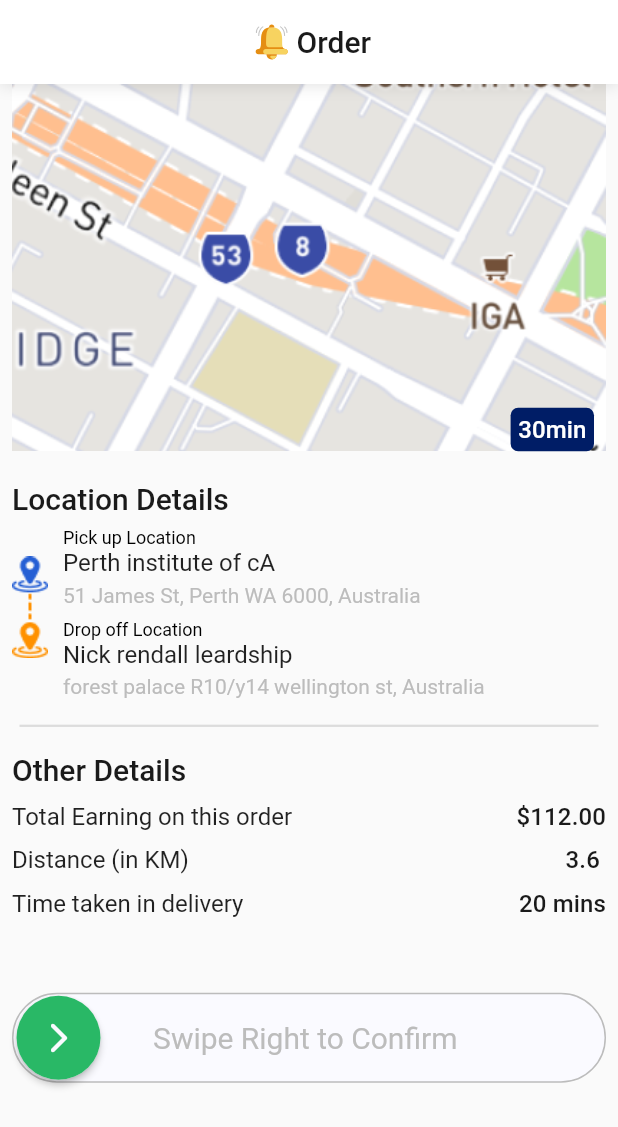
After one commit to theshushant/dropr-driver, a Flutter app: the IncomingOrder screen opened by its route, on a phone screen of 412 x 824 dp. The commit adds this screen. Shown: the top 1127 px of the screen. Run offline on Flutter 3.47's test engine with Material 2 defaults, Android fonts, the light colour scheme and no system bars; our stand-ins replace camera, dio, flutter_mobx, flutter_svg, mobx, pinput and 2 more; missing offline and left inert: camera_web, image_picker_for_web, shared_preferences_web, smart_auth; accounts and stored records are empty; generated files the repository leaves out were written again; project files that could hold a hidden picture were left out.

Commit message:
Order screen

```diff
--- /dev/null
+++ b/lib/helpers/location_item.dart
@@ -0,0 +1,76 @@
+import 'package:dropr_driver/helpers/helper_text.dart';
+import 'package:dropr_driver/helpers/medium_text.dart';
+import 'package:dropr_driver/utils/asset_image_values.dart';
+import 'package:dropr_driver/utils/globals.dart';
+import 'package:flutter/material.dart';
+
+class LocationItem extends StatelessWidget {
+  final String toAddress;
+  final String? toAddressDescription;
+  final String fromAddress;
+  final String? fromAddressDescription;
+
+  const LocationItem({
+    Key? key,
+    required this.toAddress,
+    required this.fromAddress,
+    this.fromAddressDescription,
+    this.toAddressDescription,
+  }) : super(key: key);
+
+  @override
+  Widget build(BuildContext context) {
+    return Row(
+      children: [
+        Image.asset(
+          ImageValues.locationHistory,
+        ),
+        const SizedBox(
+          width: 10,
+        ),
+        Column(
+          crossAxisAlignment: CrossAxisAlignment.start,
+          children: [
+            _titleDescription(
+                from: 'Pick up Location',
+                title: fromAddress,
+                description: fromAddressDescription,
+                context: context),
+            _titleDescription(
+                from: 'Drop off Location',
+                title: toAddress,
+                description: toAddressDescription,
+                context: context),
+          ],
+        ),
+      ],
+    );
+  }
+
+  Widget _titleDescription(
+      {required String from,
+      required String title,
+      String? description,
+      required BuildContext context}) {
+    return Container(
+      margin: EdgeInsets.only(
+        top: applyPaddingX(1),
+      ),
+      child: Column(
+        crossAxisAlignment: CrossAxisAlignment.start,
+        children: [
+          Text(from, style: Theme.of(context).textTheme.labelMedium),
+          MediumText(
+            text: title,
+          ),
+          const SizedBox(
+            height: 4,
+          ),
+          HelpText(
+            text: description ?? '',
+          ),
+        ],
+      ),
+    );
+  }
+}
--- /dev/null
+++ b/lib/helpers/medium_text.dart
@@ -0,0 +1,31 @@
+import 'package:dropr_driver/utils/globals.dart';
+import 'package:flutter/material.dart';
+
+class MediumText extends StatelessWidget {
+  final String text;
+  final Color? color;
+  final TextAlign textAlign;
+  final FontWeight? fontWeight;
+  final double size;
+  const MediumText(
+      {Key? key,
+      required this.text,
+      this.color,
+      this.textAlign = TextAlign.start,
+      this.fontWeight,
+      this.size = customTextSize})
+      : super(key: key);
+
+  @override
+  Widget build(BuildContext context) {
+    return Text(
+      text,
+      textAlign: textAlign,
+      style: TextStyle(
+        fontSize: size,
+        color: color,
+        fontWeight: fontWeight,
+      ),
+    );
+  }
+}
--- /dev/null
+++ b/lib/helpers/swipeable_button.dart
@@ -0,0 +1,261 @@
+import 'package:dropr_driver/utils/color_values.dart';
+import 'package:flutter/material.dart';
+import 'swipeable_widget.dart';
+
+class SwipeableButtonView extends StatefulWidget {
+  final VoidCallback onFinish;
+
+  /// Event waiting for the process to finish
+  final VoidCallback onWaitingProcess;
+
+  /// Animation finish control
+  final bool isFinished;
+
+  /// Button is active value default : true
+  final bool isActive;
+
+  /// Button active color value
+  final Color activeColor;
+
+  /// Button disable color value
+  final Color? disableColor;
+
+  /// Swipe button widget
+  final Widget buttonWidget;
+
+  /// Button color default : Colors.white
+  final Color? buttonColor;
+
+  /// Button center text
+  final String buttonText;
+
+  /// Button text style
+  final TextStyle? buttontextstyle;
+
+  /// Circle indicator color
+  final Animation<Color?>? indicatorColor;
+  const SwipeableButtonView(
+      {Key? key,
+      required this.onFinish,
+      required this.onWaitingProcess,
+      required this.activeColor,
+      required this.buttonWidget,
+      required this.buttonText,
+      this.isFinished = false,
+      this.isActive = true,
+      this.disableColor = Colors.grey,
+      this.buttonColor = Colors.white,
+      this.buttontextstyle =
+          const TextStyle(color: Colors.white, fontWeight: FontWeight.bold),
+      this.indicatorColor = const AlwaysStoppedAnimation<Color>(Colors.white)})
+      : super(key: key);
+
+  @override
+  _SwipeableButtonViewState createState() => _SwipeableButtonViewState();
+}
+
+class _SwipeableButtonViewState extends State<SwipeableButtonView>
+    with TickerProviderStateMixin {
+  bool isAccepted = false;
+  double opacity = 1;
+  bool isFinishValue = false;
+  bool isStartRippleEffect = false;
+  late AnimationController _controller;
+
+  bool isScaleFinished = false;
+
+  late AnimationController rippleController;
+  late AnimationController scaleController;
+
+  late Animation<double> rippleAnimation;
+  late Animation<double> scaleAnimation;
+
+  init() {
+    setState(() {
+      isAccepted = false;
+      opacity = 1;
+      isFinishValue = false;
+      isStartRippleEffect = false;
+    });
+  }
+
+  @override
+  void initState() {
+    // TODO: implement initState
+    super.initState();
+
+    setState(() {
+      isFinishValue = widget.isFinished;
+    });
+
+    rippleController =
+        AnimationController(vsync: this, duration: Duration(milliseconds: 600));
+    scaleController =
+        AnimationController(vsync: this, duration: Duration(milliseconds: 800))
+          ..addStatusListener((status) {
+            if (status == AnimationStatus.completed) {
+              setState(() {
+                isFinishValue = true;
+              });
+              widget.onFinish();
+            }
+          });
+    rippleAnimation =
+        Tween<double>(begin: 60.0, end: 90.0).animate(rippleController)
+          ..addStatusListener((status) {
+            if (status == AnimationStatus.completed) {
+              rippleController.reverse();
+            } else if (status == AnimationStatus.dismissed) {
+              rippleController.forward();
+            }
+          });
+    scaleAnimation =
+        Tween<double>(begin: 1.0, end: 30.0).animate(scaleController)
+          ..addStatusListener((status) {
+            if (status == AnimationStatus.completed) {
+              setState(() {
+                isScaleFinished = true;
+              });
+            }
+          });
+
+    //rippleController.forward();
+
+    _controller = AnimationController(
+        vsync: this, duration: const Duration(milliseconds: 600))
+      ..addListener(() {
+        setState(() {});
+      })
+      ..addStatusListener((status) {});
+  }
+
+  @override
+  void dispose() {
+    // TODO: implement dispose
+    _controller.dispose();
+    rippleController.dispose();
+    scaleController.dispose();
+    super.dispose();
+  }
+
+  @override
+  Widget build(BuildContext context) {
+    if (widget.isFinished) {
+      setState(() {
+        isStartRippleEffect = true;
+        isFinishValue = true;
+      });
+      scaleController.forward();
+    } else {
+      if (isFinishValue) {
+        scaleController.reverse().then((value) {
+          init();
+        });
+      }
+    }
+    return Container(
+      width: isAccepted
+          ? (MediaQuery.of(context).size.width -
+              ((MediaQuery.of(context).size.width - 60) * _controller.value))
+          : double.infinity,
+      height: 60,
+      decoration: BoxDecoration(
+          color: widget.isActive ? widget.activeColor : widget.disableColor,
+          borderRadius: BorderRadius.circular(30),
+          border: Border.all(color: ColorValues.disabledColor)),
+      child: Stack(
+        children: [
+          Align(
+            alignment: Alignment.center,
+            child: Opacity(
+              opacity: opacity,
+              child: Text(
+                widget.buttonText,
+                style: widget.buttontextstyle,
+              ),
+            ),
+          ),
+          !isAccepted
+              ? SwipeableWidget(
+                  isActive: widget.isActive,
+                  height: 60.0,
+                  onSwipeValueCallback: (value) {
+                    setState(() {
+                      opacity = value;
+                    });
+                  },
+                  child: Container(
+                    child: Padding(
+                      padding: const EdgeInsets.symmetric(horizontal: 2.0),
+                      child: Row(
+                        mainAxisAlignment: MainAxisAlignment.spaceBetween,
+                        crossAxisAlignment: CrossAxisAlignment.center,
+                        children: <Widget>[
+                          Material(
+                            elevation: 2,
+                            shape: CircleBorder(),
+                            child: Container(
+                              width: 56,
+                              height: 56,
+                              child: Center(
+                                child: widget.buttonWidget,
+                              ),
+                              decoration: BoxDecoration(
+                                  shape: BoxShape.circle,
+                                  color: widget.buttonColor),
+                            ),
+                          ),
+                        ],
+                      ),
+                    ),
+                    height: 60.0,
+                  ),
+                  onSwipeCallback: () {
+                    widget.onWaitingProcess();
+                    setState(() {
+                      isAccepted = true;
+                    });
+                    _controller.animateTo(1.0,
+                        duration: Duration(milliseconds: 600),
+                        curve: Curves.fastOutSlowIn);
+                  },
+                )
+              : AnimatedBuilder(
+                  animation: rippleAnimation,
+                  builder: (context, child) => Container(
+                    width: rippleAnimation.value,
+                    height: rippleAnimation.value,
+                    child: AnimatedBuilder(
+                        animation: scaleAnimation,
+                        builder: (context, child) => Transform.scale(
+                              scale: scaleAnimation.value,
+                              child: Container(
+                                decoration: BoxDecoration(
+                                  shape: BoxShape.circle,
+                                  color: widget.activeColor.withOpacity(0.4),
+                                ),
+                                child: Padding(
+                                  padding: EdgeInsets.all(4.0),
+                                  child: Container(
+                                      child: Center(
+                                        child: !isFinishValue
+                                            ? CircularProgressIndicator(
+                                                valueColor:
+                                                    widget.indicatorColor)
+                                            : SizedBox(),
+                                      ),
+                                      decoration: BoxDecoration(
+                                          shape: BoxShape.circle,
+                                          color: widget.isActive
+                                              ? widget.activeColor
+                                              : widget.disableColor)),
+                                ),
+                              ),
+                            )),
+                  ),
+                )
+        ],
+      ),
+    );
+  }
+}
--- /dev/null
+++ b/lib/helpers/swipeable_widget.dart
@@ -0,0 +1,125 @@
+import 'package:flutter/material.dart';
+
+class SwipeableWidget extends StatefulWidget {
+  /// The `Widget` on which we want to detect the swipe movement.
+  final Widget child;
+
+  /// The Height of the widget that will be drawn, required.
+  final double height;
+
+  /// The `VoidCallback` that will be called once a swipe with certain percentage is detected.
+  final VoidCallback onSwipeCallback;
+
+  final SwipeValueCallBack onSwipeValueCallback;
+
+  /// The decimal percentage of swiping in order for the callbacks to get called, defaults to 0.75 (75%) of the total width of the children.
+  final double swipePercentageNeeded;
+
+  final bool isActive;
+
+  SwipeableWidget(
+      {Key? key,
+      required this.child,
+      required this.height,
+      required this.onSwipeCallback,
+      required this.onSwipeValueCallback,
+      required this.isActive,
+      this.swipePercentageNeeded = 0.75})
+      : assert(child != null &&
+            onSwipeCallback != null &&
+            swipePercentageNeeded <= 1.0),
+        super(key: key);
+
+  @override
+  _SwipeableWidgetState createState() => _SwipeableWidgetState();
+}
+
+class _SwipeableWidgetState extends State<SwipeableWidget>
+    with SingleTickerProviderStateMixin {
+  late AnimationController _controller;
+
+  var _dxStartPosition = 0.0;
+  var _dxEndsPosition = 0.0;
+
+  @override
+  void initState() {
+    super.initState();
+
+    _controller = AnimationController(
+        vsync: this, duration: const Duration(milliseconds: 300))
+      ..addListener(() {
+        setState(() {});
+      });
+
+    _controller.value = 1.0;
+  }
+
+  @override
+  void dispose() {
+    _controller.dispose();
+    super.dispose();
+  }
+
+  @override
+  Widget build(BuildContext context) {
+    return GestureDetector(
+        onPanStart: (details) {
+          setState(() {
+            _dxStartPosition = details.localPosition.dx;
+          });
+        },
+        onPanUpdate: (details) {
+          if (widget.isActive) {
+            final widgetSize = context.size!.width;
+
+            final minimumXToStartSwiping = widgetSize * 0.25;
+            if (_dxStartPosition <= minimumXToStartSwiping) {
+              setState(() {
+                _dxEndsPosition = details.localPosition.dx;
+              });
+// 76 + 4 + 4 = 84
+              final widgetSize = context.size!.width;
+              final swipeValue = 60.0 / widgetSize;
+              final lastSize = widgetSize;
+              final val = 1 - ((details.localPosition.dx) / lastSize);
+              _controller.value = val < swipeValue ? swipeValue : val;
+              widget.onSwipeValueCallback(_controller.value - swipeValue);
+            }
+          }
+        },
+        onPanEnd: (details) async {
+          if (widget.isActive) {
+            final delta = _dxEndsPosition - _dxStartPosition;
+            final widgetSize = context.size!.width;
+            var deltaNeededToBeSwiped =
+                widgetSize * widget.swipePercentageNeeded;
+            deltaNeededToBeSwiped -= 60.0;
+            final swipeValue = 60.0 / widgetSize;
+            if (delta > deltaNeededToBeSwiped) {
+              _controller.animateTo(swipeValue,
+                  duration: Duration(milliseconds: 300),
+                  curve: Curves.fastOutSlowIn);
+              widget.onSwipeCallback();
+            } else {
+              _controller.animateTo(1.0,
+                  duration: Duration(milliseconds: 300),
+                  curve: Curves.fastOutSlowIn);
+              widget.onSwipeValueCallback(1.0);
+            }
+          }
+        },
+        child: Container(
+          height: widget.height,
+          child: Align(
+            alignment: Alignment.centerRight,
+            child: FractionallySizedBox(
+              widthFactor: _controller.value,
+              heightFactor: 1.0,
+              child: widget.child,
+            ),
+          ),
+        ));
+  }
+}
+
+typedef SwipeValueCallBack(double value);
--- a/lib/main.dart
+++ b/lib/main.dart
@@ -2,6 +2,7 @@ import 'package:dropr_driver/presentation/credentials/login_page.dart';
 import 'package:dropr_driver/presentation/credentials/otp_verification_page.dart';
 import 'package:dropr_driver/presentation/home.dart';
 import 'package:dropr_driver/presentation/landing_page.dart';
+import 'package:dropr_driver/presentation/order/incoming_order.dart';
 import 'package:dropr_driver/presentation/register_user/register_bank_information.dart';
 import 'package:dropr_driver/presentation/register_user/register_contact_information.dart';
 import 'package:dropr_driver/presentation/register_user/register_current_address.dart';
@@ -45,7 +46,7 @@ class MyApp extends StatelessWidget {
         routes: {
           SplashPage.routeName: (BuildContext context) => const SplashPage(),
           WelcomePage.routeName: (BuildContext context) => const WelcomePage(),
-          HomePage.routeName: (BuildContext context) => HomePage(),
+          HomePage.routeName: (BuildContext context) => const HomePage(),
           WalkThroughPage.routeName: (BuildContext context) =>
               const WalkThroughPage(),
           LandingPage.routeName: (BuildContext context) => const LandingPage(),
@@ -66,6 +67,7 @@ class MyApp extends StatelessWidget {
           TrainingPage.routeName: (BuildContext context) =>
               const TrainingPage(),
           LoginPage.routeName: (BuildContext context) => LoginPage(),
+          IncomingOrder.routeName: (BuildContext context) => IncomingOrder(),
         },
         onGenerateRoute: getGeneratedRoutes,
       ),
--- /dev/null
+++ b/lib/presentation/order/incoming_order.dart
@@ -0,0 +1,178 @@
+import 'package:dropr_driver/helpers/dropr_app_bar.dart';
+import 'package:dropr_driver/helpers/location_item.dart';
+import 'package:dropr_driver/helpers/swipeable_button.dart';
+import 'package:dropr_driver/presentation/home.dart';
+import 'package:dropr_driver/utils/asset_image_values.dart';
+import 'package:dropr_driver/utils/color_values.dart';
+import 'package:dropr_driver/utils/globals.dart';
+import 'package:flutter/material.dart';
+
+class IncomingOrder extends StatefulWidget {
+  const IncomingOrder({Key? key}) : super(key: key);
+  static String routeName = 'IncomingOrder';
+
+  @override
+  State<IncomingOrder> createState() => _IncomingOrderState();
+}
+
+class _IncomingOrderState extends State<IncomingOrder> {
+  bool isFinished = false;
+
+  @override
+  Widget build(BuildContext context) {
+    return SafeArea(
+      child: Scaffold(
+        appBar: CustomAppBar(
+          leading: Container(),
+          title: Padding(
+            padding: EdgeInsets.all(
+              applyPaddingX(2),
+            ),
+            child: Row(
+              children: [
+                addImageSVG(ImageValues.bell),
+                Text(
+                  'Order',
+                  style: Theme.of(context).textTheme.titleLarge,
+                ),
+              ],
+            ),
+          ),
+          trailing: Container(),
+        ),
+        body: SingleChildScrollView(
+          child: Padding(
+            padding: EdgeInsets.symmetric(horizontal: applyPaddingX(1)),
+            child: Column(
+              mainAxisSize: MainAxisSize.max,
+              crossAxisAlignment: CrossAxisAlignment.start,
+              children: [
+                Stack(
+                  children: [
+                    Image.asset(ImageValues.dummyMap),
+                    Positioned(
+                        bottom: 0,
+                        right: 0,
+                        child: Padding(
+                          padding: EdgeInsets.symmetric(
+                              horizontal: applyPaddingX(1)),
+                          child: Container(
+                            padding: EdgeInsets.all(5),
+                            decoration: BoxDecoration(
+                                color: ColorValues.blackShadeColor,
+                                borderRadius: BorderRadius.circular(5)),
+                            child: Text("30min",
+                                style: Theme.of(context).textTheme.titleSmall),
+                          ),
+                        ))
+                  ],
+                ),
+                SizedBox(
+                  height: 20,
+                ),
+                Text('Location Details',
+                    style: Theme.of(context).textTheme.titleLarge),
+                LocationItem(
+                  toAddress: 'Nick rendall leardship',
+                  fromAddress: 'Perth institute of cA',
+                  toAddressDescription:
+                      'forest palace R10/y14 wellington st, Australia',
+                  fromAddressDescription:
+                      '51 James St, Perth WA 6000, Australia',
+                ),
+                SizedBox(
+                  height: 10,
+                ),
+                Divider(
+                  endIndent: 5,
+                  thickness: 1.5,
+                  indent: 5,
+                ),
+                SizedBox(
+                  height: 10,
+                ),
+                Text('Other Details',
+                    style: Theme.of(context).textTheme.titleLarge),
+                SizedBox(
+                  height: 10,
+                ),
+                Row(
+                  mainAxisAlignment: MainAxisAlignment.spaceBetween,
+                  children: [
+                    Text('Total Earning on this order',
+                        style: Theme.of(context).textTheme.titleMedium),
+                    Text('\$112.00',
+                        style: Theme.of(context)
+                            .textTheme
+                            .titleSmall!
+                            .copyWith(color: ColorValues.blackColor))
+                  ],
+                ),
+                SizedBox(
+                  height: 10,
+                ),
+                Row(
+                  mainAxisAlignment: MainAxisAlignment.spaceBetween,
+                  children: [
+                    Text('Distance (in KM)',
+                        style: Theme.of(context).textTheme.titleMedium),
+                    Text('3.6 ',
+                        style: Theme.of(context)
+                            .textTheme
+                            .titleSmall!
+                            .copyWith(color: ColorValues.blackColor))
+                  ],
+                ),
+                SizedBox(
+                  height: 10,
+                ),
+                Row(
+                  mainAxisAlignment: MainAxisAlignment.spaceBetween,
+                  children: [
+                    Text('Time taken in delivery',
+                        style: Theme.of(context).textTheme.titleMedium),
+                    Text('20 mins',
+                        style: Theme.of(context)
+                            .textTheme
+                            .titleSmall!
+                            .copyWith(color: ColorValues.blackColor)),
+                  ],
+                ),
+                SizedBox(
+                  height: 50,
+                ),
+                SwipeableButtonView(
+                  buttonText: 'Swipe Right to Confirm ',
+                  buttontextstyle: TextStyle(
+                      color: ColorValues.disabledColor,
+                      fontWeight: FontWeight.w400,
+                      fontSize: 20),
+                  buttonColor: ColorValues.progressIndicatorColor1,
+                  buttonWidget: Container(
+                    child: Icon(
+                      Icons.arrow_forward_ios_rounded,
+                      color: ColorValues.appWhiteColor,
+                    ),
+                  ),
+                  activeColor: ColorValues.appWhiteColor,
+                  isFinished: isFinished,
+                  onWaitingProcess: () {
+                    setState(() {
+                      isFinished = true;
+                    });
+                  },
+                  onFinish: () async {
+                    await Navigator.pushNamed(
+                      context,
+                      HomePage.routeName,
+                    );
+                  },
+                )
+              ],
+            ),
+          ),
+        ),
+      ),
+    );
+  }
+}
--- a/lib/presentation/splash.dart
+++ b/lib/presentation/splash.dart
@@ -49,11 +49,13 @@ class _SplashPageState extends State<SplashPage> {
 
   void _navigateToScreen() async {
     Employee? user = await preferenceService.getAuthUser();
+    print(user);
+
     if (user != null) {
       if (user.dateOfBirth == null) {
         Navigator.pushReplacementNamed(
           context,
-          RegisterUser.routeName,
+          HomePage.routeName,
         );
       } else if (user.permanentAddress == null) {
         Navigator.pushReplacementNamed(
--- a/lib/utils/asset_image_values.dart
+++ b/lib/utils/asset_image_values.dart
@@ -13,13 +13,13 @@ class ImageValues {
   static String guideInfo = 'assets/images/guideInfo.svg';
   static String announce = 'assets/images/announce.svg';
   static String contact = 'assets/images/contact_us.svg';
-  static String info1 = 'assets/images/info1.svg';
+  static String searchingDuty = 'assets/images/search-location.svg';
   static String privacy = 'assets/images/privacy 1.svg';
   static String user = 'assets/images/user.svg';
   static String logout = 'assets/images/logout.svg';
   static String refer = 'assets/images/refer.png';
-  static String savedLocation = 'assets/images/retirement-home 1.svg';
-  static String locationMarker = 'assets/images/locationMarker.svg';
+  static String bell = 'assets/images/bell.svg';
+  static String dummyMap = 'assets/images/dummy-map.png';
   static String help = 'assets/images/help.svg';
   static String appDrawerAsset = 'assets/images/Frame 14678.svg';
   static String locationHistory = 'assets/images/location.png';
```
Also changed, not shown: lib/presentation/home.dart (+43 -14 lines), assets/images/bell.svg (added), assets/images/dummy-map.png (added), assets/images/dummy-map.svg (added), assets/images/location.png (added), assets/images/search-location.svg (added), pubspec.lock.
